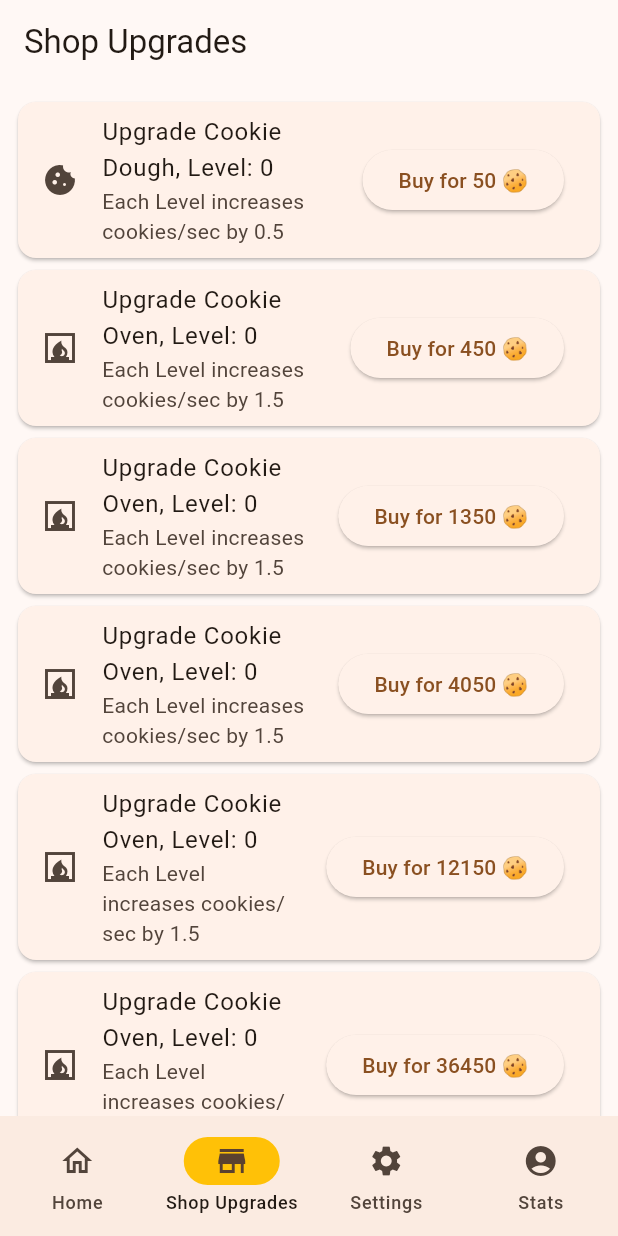
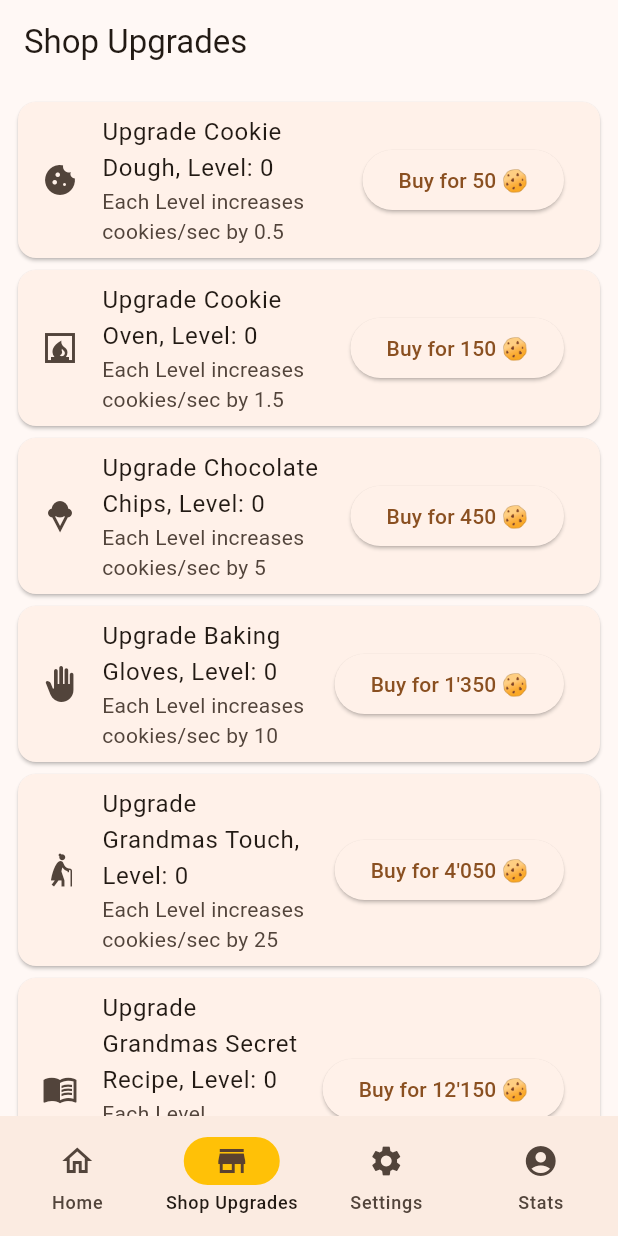
Before and after one commit to JasaroskaAdrian/uek-335_cookie-clicker_flutter, a Flutter app: the screen it shows after launch, item 2 of the bottom bar chosen, on a phone screen of 412 x 824 dp. Run offline on Flutter 3.47's test engine with Material 3 defaults, Android fonts, the phone set to English and light mode, and no system bars; project files that could hold a hidden picture were left out.

Commit message:
Fixed an issue where i accidentally still had all other upgrades connected to the level of the Cookie Oven, now i switched it really quick and the cookie clicker app is fully done. PROJECT END

```diff
--- a/src/lib/main.dart
+++ b/src/lib/main.dart
@@ -63,14 +63,14 @@ class _NavigationExampleState extends State<NavigationExample> {
   final stopwatch = Stopwatch();
   int cookieDoughLevel = 0;
   int cookieOvenLevel = 0;
-  int chocolateChips = 0;
-  int bakingGloves = 0;
-  int grandmasTouch = 0;
-  int grandsmasSecretRecipe = 0;
-  int sugarBoost = 0;
-  int magicWhisk = 0;
-  int autoMixer = 0;
-  int instaCookieMachine = 0;
+  int chocolateChipsLevel = 0;
+  int bakingGlovesLevel = 0;
+  int grandmasTouchLevel = 0;
+  int grandsmasSecretRecipeLevel = 0;
+  int sugarBoostLevel = 0;
+  int magicWhiskLevel = 0;
+  int autoMixerLevel = 0;
+  int instaCookieMachineLevel = 0;
 
   Timer _autoClickerTimer = Timer(Duration.zero, () {});
 
@@ -85,20 +85,32 @@ class _NavigationExampleState extends State<NavigationExample> {
   }
 
   void startAutoClicker() {
-    _autoClickerTimer.cancel();
+  _autoClickerTimer.cancel(); // Cancel existing timer if any
 
-    if (cookieDoughLevel > 0) {
-      double cookiesPerSecond = cookieDoughLevel * 0.5;
-      final durationLevel1 = Duration(milliseconds: (1000 / cookiesPerSecond).round());
+  double cookiesPerSecond =
+      (cookieDoughLevel * 0.5) +
+      (cookieOvenLevel * 1.5) +
+      (chocolateChipsLevel * 5) +
+      (bakingGlovesLevel * 10) +
+      (grandmasTouchLevel * 25) +
+      (grandsmasSecretRecipeLevel * 50) +
+      (sugarBoostLevel * 100) +
+      (magicWhiskLevel * 250) +
+      (autoMixerLevel * 750) +
+      (instaCookieMachineLevel * 2000);
 
-      _autoClickerTimer = Timer.periodic(durationLevel1, (timer) {
-        setState(() {
-          _cookieCounter++;
-          _totalCookiesCollected++;
-        });
+  if (cookiesPerSecond > 0) {
+    final duration = Duration(milliseconds: (1000 / cookiesPerSecond).round());
+
+    _autoClickerTimer = Timer.periodic(duration, (timer) {
+      setState(() {
+        _cookieCounter++;
+        _totalCookiesCollected++;
       });
-    }
+    });
   }
+}
+
 
   double get stopwatchSec => stopwatch.elapsedMilliseconds / 1000.0;
 
@@ -181,159 +193,159 @@ class _NavigationExampleState extends State<NavigationExample> {
                 });
               }
             },
+            child: Text('Buy for 150 🍪'),
+          ),
+        ),
+      ),
+      Card(
+        child: ListTile(
+          leading: Icon(Icons.icecream),
+          title: Text('Upgrade Chocolate Chips, Level: $chocolateChipsLevel'),
+          subtitle: Text('Each Level increases cookies/sec by 5'),
+          trailing: ElevatedButton(
+            onPressed: () {
+              if (_cookieCounter >= 450) {
+                setState(() {
+                  _cookieCounter -= 450;
+                  cookieOvenLevel++;
+                  startAutoClicker();
+                });
+              }
+            },
             child: Text('Buy for 450 🍪'),
           ),
         ),
       ),
       Card(
         child: ListTile(
-          leading: Icon(Icons.fireplace),
-          title: Text('Upgrade Cookie Oven, Level: $cookieOvenLevel'),
-          subtitle: Text('Each Level increases cookies/sec by 1.5'),
+          leading: Icon(Icons.back_hand),
+          title: Text('Upgrade Baking Gloves, Level: $bakingGlovesLevel'),
+          subtitle: Text('Each Level increases cookies/sec by 10'),
           trailing: ElevatedButton(
             onPressed: () {
-              if (_cookieCounter >= 150) {
+              if (_cookieCounter >= 1350) {
                 setState(() {
-                  _cookieCounter -= 150;
+                  _cookieCounter -= 1350;
                   cookieOvenLevel++;
                   startAutoClicker();
                 });
               }
             },
-            child: Text('Buy for 1350 🍪'),
+            child: Text("Buy for 1'350 🍪"),
           ),
         ),
       ),
       Card(
         child: ListTile(
-          leading: Icon(Icons.fireplace),
-          title: Text('Upgrade Cookie Oven, Level: $cookieOvenLevel'),
-          subtitle: Text('Each Level increases cookies/sec by 1.5'),
+          leading: Icon(Icons.elderly_woman),
+          title: Text('Upgrade Grandmas Touch, Level: $grandmasTouchLevel'),
+          subtitle: Text('Each Level increases cookies/sec by 25'),
           trailing: ElevatedButton(
             onPressed: () {
-              if (_cookieCounter >= 150) {
+              if (_cookieCounter >= 4050) {
                 setState(() {
-                  _cookieCounter -= 150;
+                  _cookieCounter -= 4050;
                   cookieOvenLevel++;
                   startAutoClicker();
                 });
               }
             },
-            child: Text('Buy for 4050 🍪'),
+            child: Text("Buy for 4'050 🍪"),
           ),
         ),
       ),
       Card(
         child: ListTile(
-          leading: Icon(Icons.fireplace),
-          title: Text('Upgrade Cookie Oven, Level: $cookieOvenLevel'),
-          subtitle: Text('Each Level increases cookies/sec by 1.5'),
+          leading: Icon(Icons.menu_book),
+          title: Text('Upgrade Grandmas Secret Recipe, Level: $grandsmasSecretRecipeLevel'),
+          subtitle: Text('Each Level increases cookies/sec by 50'),
           trailing: ElevatedButton(
             onPressed: () {
-              if (_cookieCounter >= 150) {
+              if (_cookieCounter >= 12150) {
                 setState(() {
-                  _cookieCounter -= 150;
+                  _cookieCounter -= 12150;
                   cookieOvenLevel++;
                   startAutoClicker();
                 });
               }
             },
-            child: Text('Buy for 12150 🍪'),
+            child: Text("Buy for 12'150 🍪"),
           ),
         ),
       ),
       Card(
         child: ListTile(
-          leading: Icon(Icons.fireplace),
-          title: Text('Upgrade Cookie Oven, Level: $cookieOvenLevel'),
-          subtitle: Text('Each Level increases cookies/sec by 1.5'),
+          leading: Icon(Icons.bolt),
+          title: Text('Upgrade Sugar Boost, Level: $sugarBoostLevel'),
+          subtitle: Text('Each Level increases cookies/sec by 100'),
           trailing: ElevatedButton(
             onPressed: () {
-              if (_cookieCounter >= 150) {
+              if (_cookieCounter >= 36450) {
                 setState(() {
-                  _cookieCounter -= 150;
+                  _cookieCounter -= 36450;
                   cookieOvenLevel++;
                   startAutoClicker();
                 });
               }
             },
-            child: Text('Buy for 36450 🍪'),
+            child: Text("Buy for 36'450 🍪"),
           ),
         ),
       ),
       Card(
         child: ListTile(
-          leading: Icon(Icons.fireplace),
-          title: Text('Upgrade Cookie Oven, Level: $cookieOvenLevel'),
-          subtitle: Text('Each Level increases cookies/sec by 1.5'),
+          leading: Icon(Icons.auto_fix_high),
+          title: Text('Upgrade Magic Whisk, Level: $magicWhiskLevel'),
+          subtitle: Text('Each Level increases cookies/sec by 250'),
           trailing: ElevatedButton(
             onPressed: () {
-              if (_cookieCounter >= 150) {
+              if (_cookieCounter >= 109350) {
                 setState(() {
-                  _cookieCounter -= 150;
+                  _cookieCounter -= 109350;
                   cookieOvenLevel++;
                   startAutoClicker();
                 });
               }
             },
-            child: Text('Buy for 109350 🍪'),
+            child: Text("Buy for 109'350 🍪"),
           ),
         ),
       ),
       Card(
         child: ListTile(
-          leading: Icon(Icons.fireplace),
-          title: Text('Upgrade Cookie Oven, Level: $cookieOvenLevel'),
-          subtitle: Text('Each Level increases cookies/sec by 1.5'),
+          leading: Icon(Icons.blender),
+          title: Text('Upgrade Auto Mixer, Level: $autoMixerLevel'),
+          subtitle: Text('Each Level increases cookies/sec by 750'),
           trailing: ElevatedButton(
             onPressed: () {
-              if (_cookieCounter >= 150) {
+              if (_cookieCounter >= 328050) {
                 setState(() {
-                  _cookieCounter -= 150;
+                  _cookieCounter -= 328050;
                   cookieOvenLevel++;
                   startAutoClicker();
                 });
               }
             },
-            child: Text('Buy for 328050 🍪'),
+            child: Text("Buy for 328'050 🍪"),
           ),
         ),
       ),
       Card(
         child: ListTile(
-          leading: Icon(Icons.fireplace),
-          title: Text('Upgrade Cookie Oven, Level: $cookieOvenLevel'),
-          subtitle: Text('Each Level increases cookies/sec by 1.5'),
+          leading: Icon(Icons.factory),
+          title: Text('Upgrade INSTA COOKIE MACHINERY, Level: $instaCookieMachineLevel'),
+          subtitle: Text('Each Level increases cookies/sec by 2000'),
           trailing: ElevatedButton(
             onPressed: () {
-              if (_cookieCounter >= 150) {
+              if (_cookieCounter >= 984150) {
                 setState(() {
-                  _cookieCounter -= 150;
+                  _cookieCounter -= 984150;
                   cookieOvenLevel++;
                   startAutoClicker();
                 });
               }
             },
-            child: Text('Buy for 984150 🍪'),
-          ),
-        ),
-      ),
-      Card(
-        child: ListTile(
-          leading: Icon(Icons.fireplace),
-          title: Text('Upgrade Cookie Oven, Level: $cookieOvenLevel'),
-          subtitle: Text('Each Level increases cookies/sec by 1.5'),
-          trailing: ElevatedButton(
-            onPressed: () {
-              if (_cookieCounter >= 150) {
-                setState(() {
-                  _cookieCounter -= 150;
-                  cookieOvenLevel++;
-                  startAutoClicker();
-                });
-              }
-            },
-            child: Text('Buy for 2952450 🍪'),
+            child: Text("Buy for 984'150 🍪"),
           ),
         ),
       ),
```
Also changed, not shown: 7 other files.
